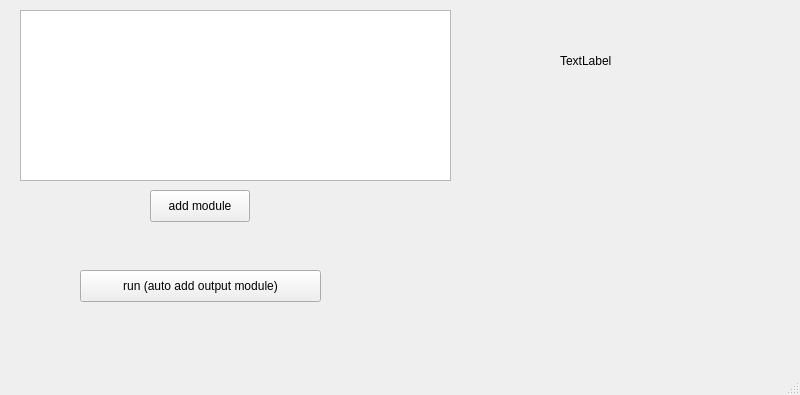
First picture: the form in mainwindow.ui, repository Randi-f/NekMeshUI, before the edit.
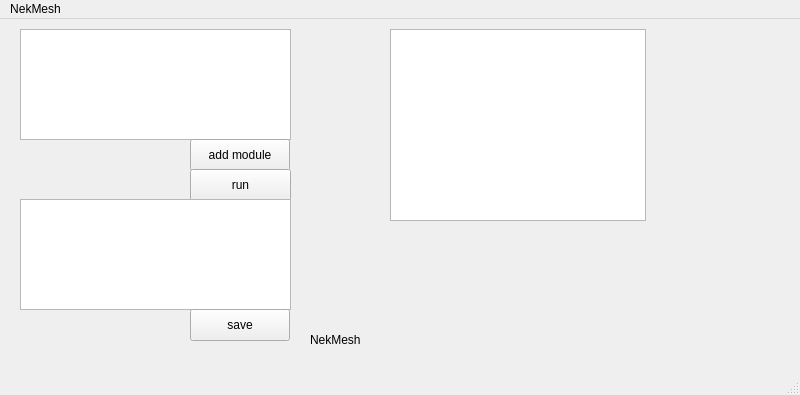
Second picture: the form after the edit.

Commit message: feat: NekMesh func, 3D sample

What changed in the file:
```diff
--- a/mainwindow.ui
+++ b/mainwindow.ui
@@ -19,16 +19,16 @@
      <rect>
       <x>20</x>
       <y>10</y>
-      <width>431</width>
-      <height>171</height>
+      <width>271</width>
+      <height>111</height>
      </rect>
     </property>
    </widget>
    <widget class="QPushButton" name="btn_addModule">
     <property name="geometry">
      <rect>
-      <x>150</x>
-      <y>190</y>
+      <x>190</x>
+      <y>120</y>
       <width>100</width>
       <height>32</height>
      </rect>
@@ -40,27 +40,60 @@
    <widget class="QLabel" name="label">
     <property name="geometry">
      <rect>
-      <x>560</x>
-      <y>30</y>
+      <x>310</x>
+      <y>310</y>
       <width>111</width>
-      <height>61</height>
+      <height>21</height>
      </rect>
     </property>
     <property name="text">
-     <string>TextLabel</string>
+     <string>NekMesh</string>
     </property>
    </widget>
    <widget class="QPushButton" name="btn_run">
     <property name="geometry">
      <rect>
-      <x>80</x>
-      <y>270</y>
-      <width>241</width>
+      <x>190</x>
+      <y>150</y>
+      <width>101</width>
       <height>32</height>
      </rect>
     </property>
     <property name="text">
-     <string>run (auto add output module)</string>
+     <string>run</string>
+    </property>
+   </widget>
+   <widget class="QTableView" name="tableView">
+    <property name="geometry">
+     <rect>
+      <x>20</x>
+      <y>180</y>
+      <width>271</width>
+      <height>111</height>
+     </rect>
+    </property>
+   </widget>
+   <widget class="QPushButton" name="btn_save">
+    <property name="geometry">
+     <rect>
+      <x>190</x>
+      <y>290</y>
+      <width>100</width>
+      <height>32</height>
+     </rect>
+    </property>
+    <property name="text">
+     <string>save</string>
+    </property>
+   </widget>
+   <widget class="QGraphicsView" name="graphicsView">
+    <property name="geometry">
+     <rect>
+      <x>390</x>
+      <y>10</y>
+      <width>256</width>
+      <height>192</height>
+     </rect>
     </property>
    </widget>
   </widget>
@@ -73,6 +106,12 @@
      <height>24</height>
     </rect>
    </property>
+   <widget class="QMenu" name="menuNekMesh">
+    <property name="title">
+     <string>NekMesh</string>
+    </property>
+   </widget>
+   <addaction name="menuNekMesh"/>
   </widget>
   <widget class="QStatusBar" name="statusbar"/>
  </widget>
```
The commit also changes 69 other files.
